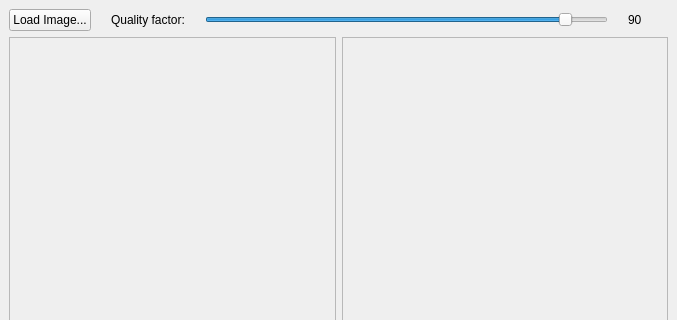
Qt form mainwindow.ui (GhislottiGianluca/jpeg_Compression) before a commit; both pictures show x 0 to 677 and y 0 to 320 of the 677 by 739 pixel window.
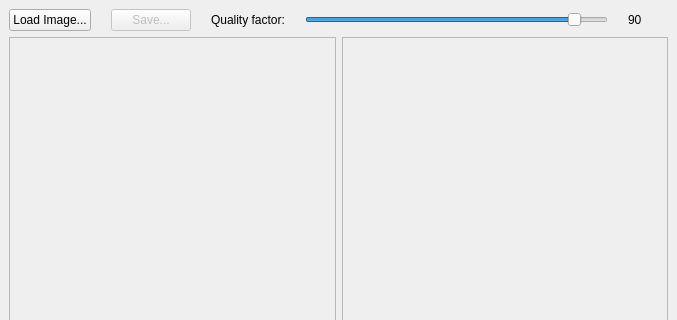
The same form after that commit.

Commit message: Added jpeg compression

```diff
--- a/mainwindow.ui
+++ b/mainwindow.ui
@@ -21,7 +21,7 @@
        <enum>QLayout::SetMinimumSize</enum>
       </property>
       <item>
-       <layout class="QHBoxLayout" stretch="0,0,0,0">
+       <layout class="QHBoxLayout" stretch="0,0,0,0,0,0">
         <property name="spacing">
          <number>20</number>
         </property>
@@ -38,6 +38,16 @@
           </property>
          </widget>
         </item>
+        <item>
+         <widget class="QPushButton" name="buttonSave">
+          <property name="enabled">
+           <bool>false</bool>
+          </property>
+          <property name="text">
+           <string>Save...</string>
+          </property>
+         </widget>
+        </item>
         <item>
          <widget class="QLabel" name="label">
           <property name="text">
@@ -54,7 +64,7 @@
            </sizepolicy>
           </property>
           <property name="minimum">
-           <number>0</number>
+           <number>1</number>
           </property>
           <property name="sliderPosition">
            <number>90</number>
@@ -104,11 +114,11 @@
        </widget>
       </item>
       <item>
-       <widget class="QScrollArea" name="scrollArea_2">
+       <widget class="QScrollArea" name="scrollCompressed">
         <property name="widgetResizable">
          <bool>true</bool>
         </property>
-        <widget class="QWidget" name="scrollCompressed">
+        <widget class="QWidget" name="layout2">
          <property name="geometry">
           <rect>
            <x>0</x>
```
Left out of the diff: 5 changed lines with no effect on the pictures. The commit also changes 2 other files.
